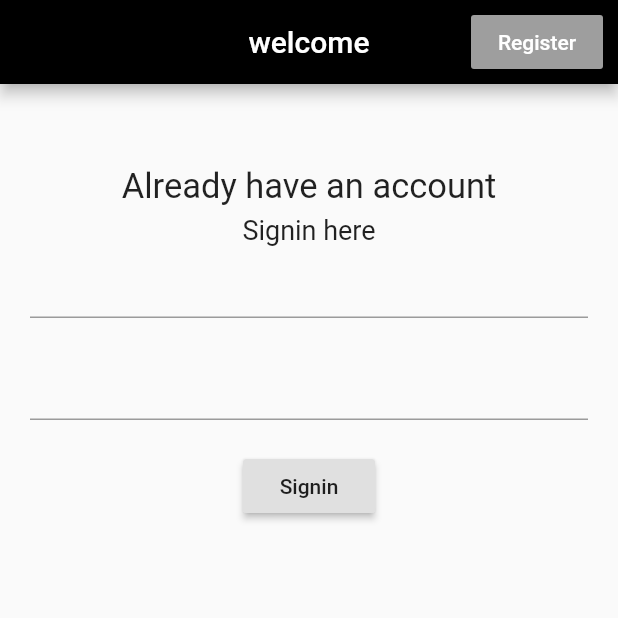
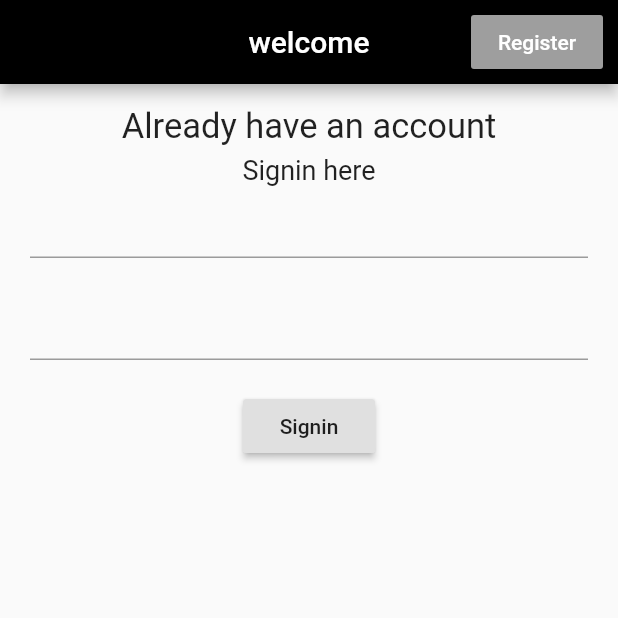
Before and after one commit to pravalikamukkiri/Textgram, a Flutter app: the screen it shows after launch, after a tap on "Register", after a tap on "Signin", on a phone screen of 412 x 824 dp, the top half of it. Run offline on Flutter 3.47's test engine with Material 2 defaults, Android fonts, the phone set to English and light mode, and no system bars; our stand-ins replace cloud_firestore, firebase_auth, firebase_core; accounts and stored records are empty.

Commit message:
Merge branch 'master' of /home/pravalika/Desktop/flutter_projectt/textgram with conflicts.

```diff
--- a/lib/authenticate/register.dart
+++ b/lib/authenticate/register.dart
@@ -25,10 +25,11 @@ class _RegisterState extends State<Register> {
   Widget build(BuildContext context) {
     return Scaffold(
       appBar: AppBar(
+        toolbarHeight: 29,
         backgroundColor: Colors.black,
         actions: [
           Container(
-            padding: EdgeInsets.all(10.0),
+           // padding: EdgeInsets.all(10.0),
             child: RaisedButton(
               color: Colors.grey,
               onPressed: (){
@@ -63,12 +64,16 @@ class _RegisterState extends State<Register> {
               ),
               Text('Register here',
               style: TextStyle(
-                fontSize: 18,
+                fontSize: 15,
               ),),
               //SizedBox(height: 10,),
               Container(
+                height: 10,
                 alignment: Alignment.bottomLeft,
-                  child: Text('Email')),
+                  child: Text('Email',
+                  style: TextStyle(
+                    fontSize: 9,
+                  ),)),
               TextFormField(
                 validator: (val) => val.isEmpty ? 'Enter an email' : null,
                 onChanged: (val) {
@@ -79,8 +84,11 @@ class _RegisterState extends State<Register> {
               ),
               //SizedBox(height: 20,),
               Container(
+                height: 10,
                   alignment: Alignment.bottomLeft,
-                  child: Text('Password')),
+                  child: Text('Password',style: TextStyle(
+                    fontSize: 9,
+                  ),)),
               TextFormField(
                 obscureText: true,
                 validator: (val) => (val.length < 6) ? 'Enter a pswd of 6+ chars' : null,
@@ -92,8 +100,11 @@ class _RegisterState extends State<Register> {
               ),
               //SizedBox(height: 20,),
               Container(
+                height: 10,
                   alignment: Alignment.bottomLeft,
-                  child: Text('Name')),
+                  child: Text('Name',style: TextStyle(
+                    fontSize: 9,
+                  ),)),
               TextFormField(
                 onChanged: (val) {
                   setState(() {
@@ -112,6 +123,9 @@ class _RegisterState extends State<Register> {
                     await FirebaseAuth.instance.createUserWithEmailAndPassword(
                         email: email, password: password).then((result) async{
                       print(result.user.email);
+                      setState(() {
+                        ud=result.user.uid;
+                      });
                       widget.authenticate();
                       await DatabaseService(uid: result.user.uid).updateUserData(name, '');
                     });
--- a/lib/authenticate/signin.dart
+++ b/lib/authenticate/signin.dart
@@ -4,6 +4,7 @@ import 'package:firebase_core/firebase_core.dart';
 import 'package:flutter/rendering.dart';
 import 'package:ffff/items.dart';
 import 'package:cloud_firestore/cloud_firestore.dart';
+import 'package:flutter/cupertino.dart';
 
 class Signin extends StatefulWidget {
   final Function toggleView;
@@ -23,6 +24,7 @@ class _SigninState extends State<Signin> {
   Widget build(BuildContext context) {
     return Scaffold(
       appBar: AppBar(
+        //toolbarHeight: 29,
         backgroundColor: Colors.black,
         actions: [
           Container(
@@ -52,7 +54,7 @@ class _SigninState extends State<Signin> {
           padding: EdgeInsets.symmetric(horizontal: 20, vertical: 10),
           child: Column(
             children: [
-              SizedBox(height: 40,),
+             // SizedBox(height: 40,),
               Container(
                 padding: EdgeInsets.all(5),
                 child: Text('Already have an account',
@@ -88,8 +90,11 @@ class _SigninState extends State<Signin> {
                   if(_formKey.currentState.validate()) {
                     print('ok');
                     await FirebaseAuth.instance.signInWithEmailAndPassword(
-                        email: email, password: password).then((result) {
+                        email: email, password: password).then((result) async{
                       print(result.user.email);
+                      setState(() {
+                        ud=result.user.uid;
+                      });
                       widget.authenticate();
                     });
                   }
--- a/lib/items.dart
+++ b/lib/items.dart
@@ -2,3 +2,5 @@ import 'package:cloud_firestore/cloud_firestore.dart';
 import 'package:firebase_auth/firebase_auth.dart';
 
 String username='user_name';
+
+String ud='';
--- a/pubspec.yaml
+++ b/pubspec.yaml
@@ -31,6 +31,11 @@ dependencies:
   firebase_auth: ^0.18.0+1
   cloud_firestore: ^0.14.0+2
   firebase_core: ^0.5.0
+  image_picker: ^0.6.7+11
+  firebase_storage: ^4.0.1
+  firebase_analytics: ^6.0.1
+  #image_picker_modern: ^0.4.12+3
+
 
 dev_dependencies:
   flutter_test:
```
Also changed, not shown: pubspec.lock.
